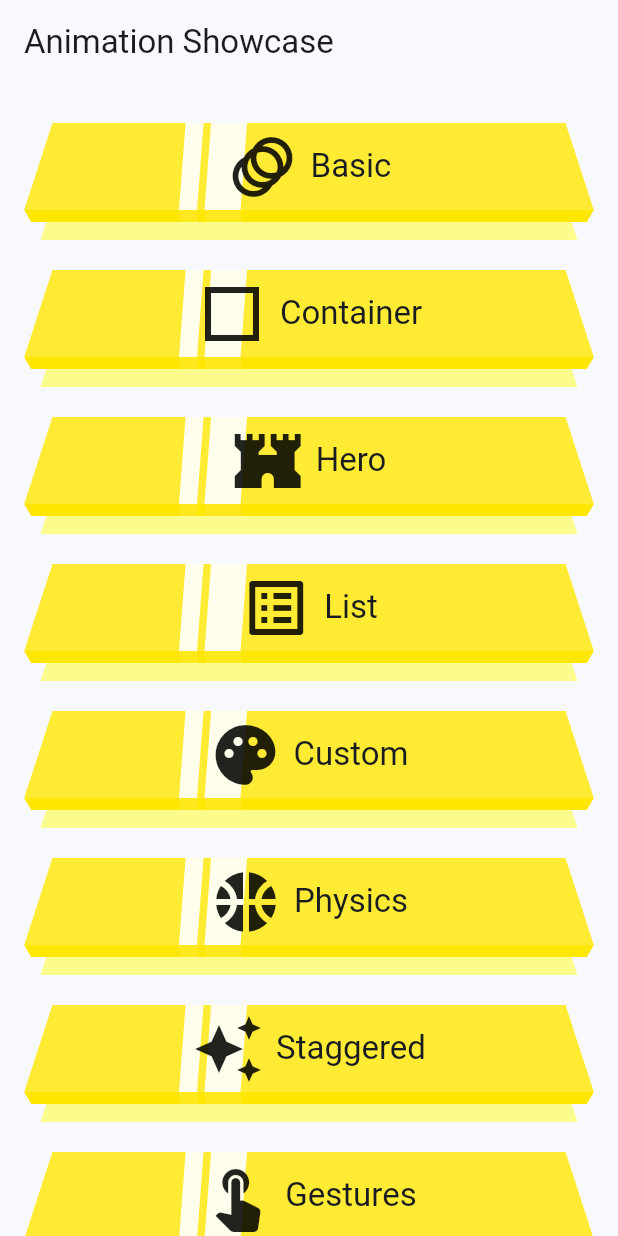
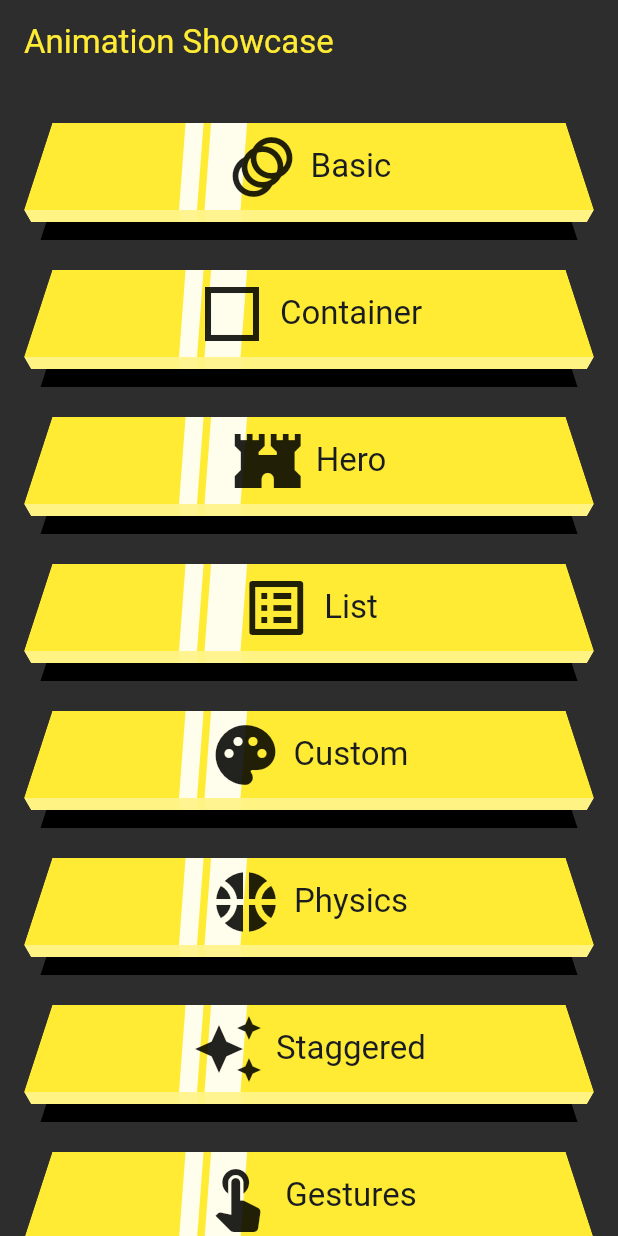
Before and after one commit to vishwakarmakrishna/flutter_animations, a Flutter app: the screen it shows after launch, on a phone screen of 412 x 824 dp. Run offline on Flutter 3.47's test engine with Material 3 defaults, Android fonts, the phone set to English and light mode, and no system bars.

Commit message:
Update HomePage and CategoryCard styles; change background color and adjust button decoration

```diff
--- a/lib/screens/home_page.dart
+++ b/lib/screens/home_page.dart
@@ -17,8 +17,15 @@ class HomePage extends StatelessWidget {
   @override
   Widget build(BuildContext context) {
     return Scaffold(
+      backgroundColor: const Color(0xff2D2D2D),
       appBar: AppBar(
-        title: const Text('Animation Showcase'),
+        backgroundColor: const Color(0xff2D2D2D),
+        title: const Text(
+          'Animation Showcase',
+          style: TextStyle(
+            color: Color.fromRGBO(255, 235, 52, 1),
+          ),
+        ),
         elevation: 0,
       ),
       body: ListView(
--- a/lib/widgets/category_card.dart
+++ b/lib/widgets/category_card.dart
@@ -25,8 +25,8 @@ class CategoryCard extends StatelessWidget {
       ),
       decoration: const NeoPopTiltedButtonDecoration(
         color: Color.fromRGBO(255, 235, 52, 1),
-        plunkColor: Color.fromRGBO(255, 230, 3, 1),
-        shadowColor: Color.fromRGBO(255, 255, 0, 0.451),
+        plunkColor: Color.fromRGBO(255, 243, 131, 1),
+        shadowColor: Color.fromRGBO(0, 0, 0, 1),
         showShimmer: true,
       ),
       child: Padding(
```
